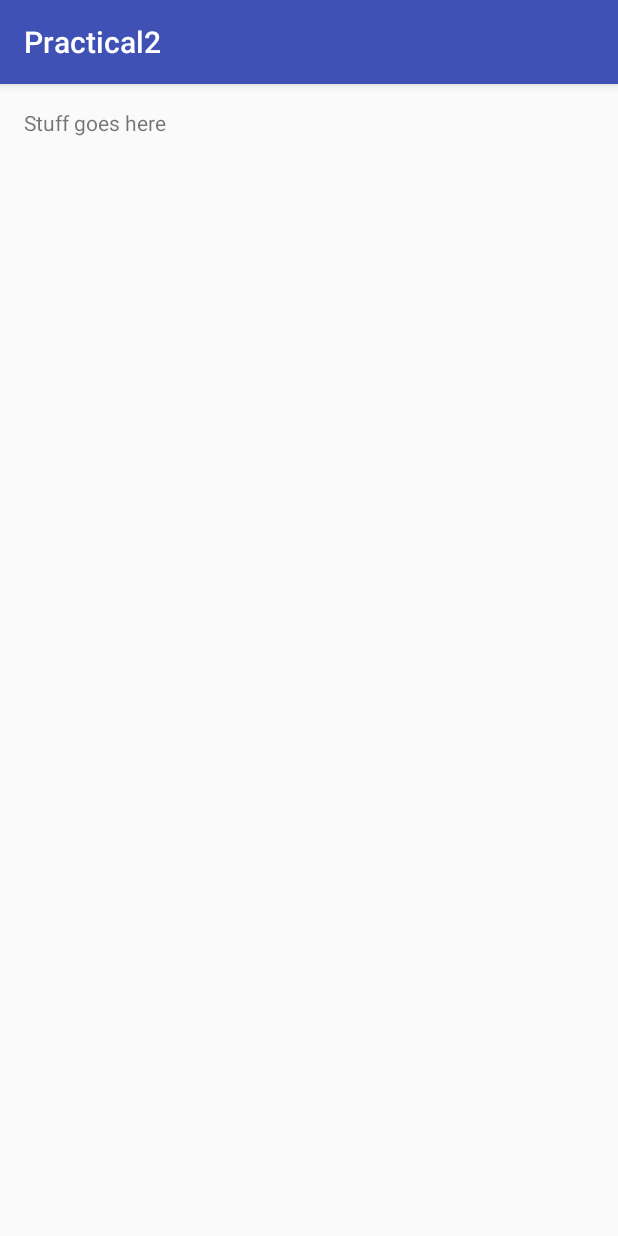
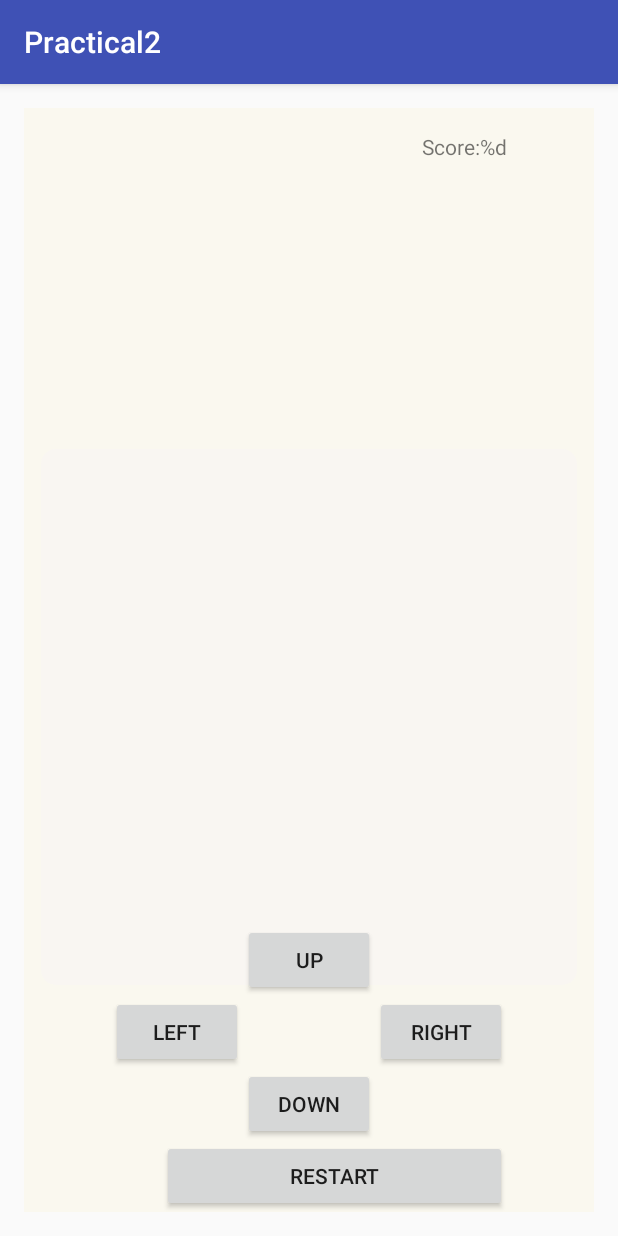
Before and after one commit to fuzzypickles14/Practical2, an Android app: the screen it shows after launch (MainActivity), on a phone screen of 412 x 824 dp. Run offline under Robolectric (Android 15) with nearby library versions, the phone set to English and light mode, and no system bars; 2 statements that could not run were skipped.

Commit message:
Initial UI Design

```diff
--- a/app/src/main/java/com/practical2/Board.java
+++ b/app/src/main/java/com/practical2/Board.java
@@ -21,7 +21,7 @@ public class Board {
         this.clearUndoBoard();
     }
 
-    BoardSpot getRandomAvailableBoardSpot() {
+    public BoardSpot getRandomAvailableBoardSpot() {
         ArrayList<BoardSpot> boardSpotsAvailable = getAllAvailableBoardSpots();
         if (boardSpotsAvailable.size() >= 1) {
             return getAllAvailableBoardSpots().get((int) Math.floor(Math.random() * boardSpotsAvailable.size()));
@@ -50,14 +50,14 @@ public class Board {
         return (getSpotContent(spot) != null);
     }
 
-    Tile getSpotContent(BoardSpot spot) {
+    public Tile getSpotContent(BoardSpot spot) {
         if (spot != null && isSpotWithinBounds(spot)) {
             return board[spot.getX()][spot.getY()];
         }
             return null;
     }
 
-    Tile getSpotContent(int x, int y) {
+    public Tile getSpotContent(int x, int y) {
         if (isSpotWithinBounds(x, y)) {
             return board[x][y];
         }
--- /dev/null
+++ b/app/src/main/java/com/practical2/BoardFragment.java
@@ -0,0 +1,33 @@
+package com.practical2;
+
+import android.os.Bundle;
+import android.support.v4.app.Fragment;
+import android.view.LayoutInflater;
+import android.view.View;
+import android.view.ViewGroup;
+import android.widget.LinearLayout;
+import android.widget.RelativeLayout;
+
+/**
+ * Created by andrewtoomey on 4/12/17.
+ */
+
+public class BoardFragment extends Fragment {
+
+    @Override
+    public View onCreateView(LayoutInflater inflater, ViewGroup container,
+                             Bundle savedInstanceState) {
+        // Inflate the layout for this fragment
+
+        View view =  inflater.inflate(R.layout.board_fragment, container, true);
+        return view;
+    }
+
+    @Override
+    public void onViewCreated(View view, Bundle savedInstanceState) {
+        super.onViewCreated(view, savedInstanceState);
+
+        LinearLayout boardView = (LinearLayout) getActivity().findViewById(R.id.boardFragment);
+        boardView.addView(new BoardView(getActivity()));
+    }
+}
--- a/app/src/main/java/com/practical2/MainActivity.java
+++ b/app/src/main/java/com/practical2/MainActivity.java
@@ -2,12 +2,19 @@ package com.practical2;
 
 import android.support.v7.app.AppCompatActivity;
 import android.os.Bundle;
+import android.view.View;
+import android.widget.LinearLayout;
 
 public class MainActivity extends AppCompatActivity {
 
     @Override
     protected void onCreate(Bundle savedInstanceState) {
         super.onCreate(savedInstanceState);
-        setContentView(R.layout.activity_main);
+        View mainView = getLayoutInflater().inflate(R.layout.activity_main, null);
+        LinearLayout container = (LinearLayout) mainView.findViewById(R.id.boardView);
+        BoardView boardView = new BoardView(this);
+        container.addView(boardView);
+        setContentView(mainView);
     }
+
 }
--- a/app/src/main/res/layout/activity_main.xml
+++ b/app/src/main/res/layout/activity_main.xml
@@ -1,6 +1,7 @@
 <?xml version="1.0" encoding="utf-8"?>
 <RelativeLayout xmlns:android="http://schemas.android.com/apk/res/android"
     xmlns:tools="http://schemas.android.com/tools"
+    xmlns:app="http://schemas.android.com/apk/res-auto"
     android:id="@+id/activity_main"
     android:layout_width="match_parent"
     android:layout_height="match_parent"
@@ -10,8 +11,71 @@
     android:paddingTop="@dimen/activity_vertical_margin"
     tools:context="com.practical2.MainActivity">
 
-    <TextView
+    <!--<fragment-->
+        <!--android:layout_width="match_parent"-->
+        <!--android:layout_height="wrap_content"-->
+        <!--android:id="@+id/boardFragment"-->
+        <!--android:name="com.practical2.BoardFragment"-->
+        <!--tools:layout="@layout/board_fragment" />-->
+
+    <LinearLayout
+        android:layout_width="match_parent"
+        android:layout_height="wrap_content"
+        android:id="@+id/boardView"
+        />
+
+
+
+    <Button
+        android:id="@+id/upButton"
         android:layout_width="wrap_content"
         android:layout_height="wrap_content"
-        android:text="Stuff goes here" />
+        android:text="Up"
+        android:layout_above="@+id/leftButton"
+        android:layout_centerHorizontal="true" />
+
+    <Button
+        android:id="@+id/downButton"
+        android:layout_width="wrap_content"
+        android:layout_height="wrap_content"
+        android:text="down"
+        android:layout_marginBottom="48dp"
+        android:layout_alignParentBottom="true"
+        android:layout_toEndOf="@+id/leftButton" />
+
+    <Button
+        android:id="@+id/rightButton"
+        android:layout_width="wrap_content"
+        android:layout_height="wrap_content"
+        android:text="Right"
+        android:layout_above="@+id/downButton"
+        android:layout_toEndOf="@+id/downButton" />
+
+    <Button
+        android:id="@+id/leftButton"
+        android:layout_width="wrap_content"
+        android:layout_height="wrap_content"
+        android:text="Left"
+        android:layout_above="@+id/downButton"
+        android:layout_toStartOf="@+id/upButton" />
+
+    <TextView
+        android:id="@+id/scoreTextView"
+        android:layout_width="wrap_content"
+        android:layout_height="wrap_content"
+        android:layout_marginTop="16dp"
+        android:text="Score:%d"
+        android:layout_alignParentTop="true"
+        android:layout_alignEnd="@+id/rightButton" />
+
+    <Button
+        android:id="@+id/restartButton"
+        android:layout_width="wrap_content"
+        android:layout_height="wrap_content"
+        android:layout_alignEnd="@+id/scoreTextView"
+        android:layout_alignParentBottom="true"
+        android:layout_alignStart="@+id/leftButton"
+        android:layout_marginStart="34dp"
+        android:text="Restart" />
+
 </RelativeLayout>
--- /dev/null
+++ b/app/src/main/res/layout/board_fragment.xml
@@ -0,0 +1,10 @@
+<?xml version="1.0" encoding="utf-8"?>
+<LinearLayout xmlns:android="http://schemas.android.com/apk/res/android"
+    android:layout_width="match_parent" android:layout_height="match_parent"
+    xmlns:tools="http://schemas.android.com/tools"
+    android:id="@+id/boardFragment"
+    tools:context=".BoardView">
+
+
+
+</LinearLayout>
```
